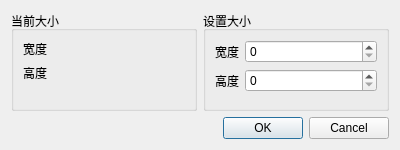
This is canvassizedialog.ui in ITERATOR-ACM-TEAM/VIPainter as Qt 5 draws it before an edit. The edited form follows.
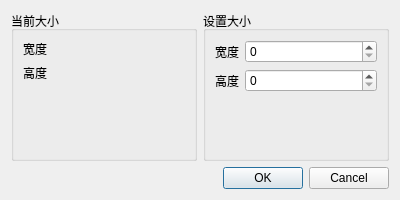
This is the edited form.

```diff
--- a/canvassizedialog.ui
+++ b/canvassizedialog.ui
@@ -7,7 +7,7 @@
     <x>0</x>
     <y>0</y>
     <width>400</width>
-    <height>150</height>
+    <height>200</height>
    </rect>
   </property>
   <property name="minimumSize">
@@ -19,7 +19,7 @@
   <property name="maximumSize">
    <size>
     <width>400</width>
-    <height>150</height>
+    <height>200</height>
    </size>
   </property>
   <property name="windowTitle">
@@ -42,6 +42,9 @@
       <string>当前大小</string>
      </property>
      <layout class="QFormLayout" name="formLayout_2">
+      <property name="fieldGrowthPolicy">
+       <enum>QFormLayout::AllNonFixedFieldsGrow</enum>
+      </property>
       <item row="0" column="0">
        <widget class="QLabel" name="label">
         <property name="text">
```
Left out of the diff: 25 changed lines with no effect on the pictures.
